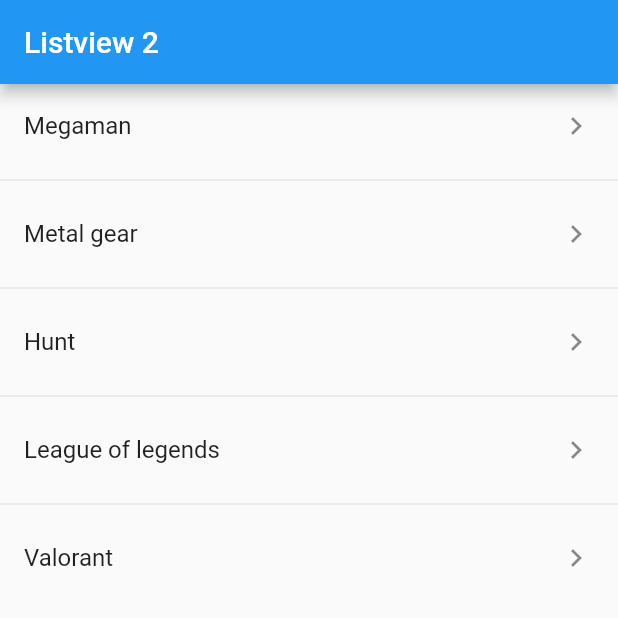
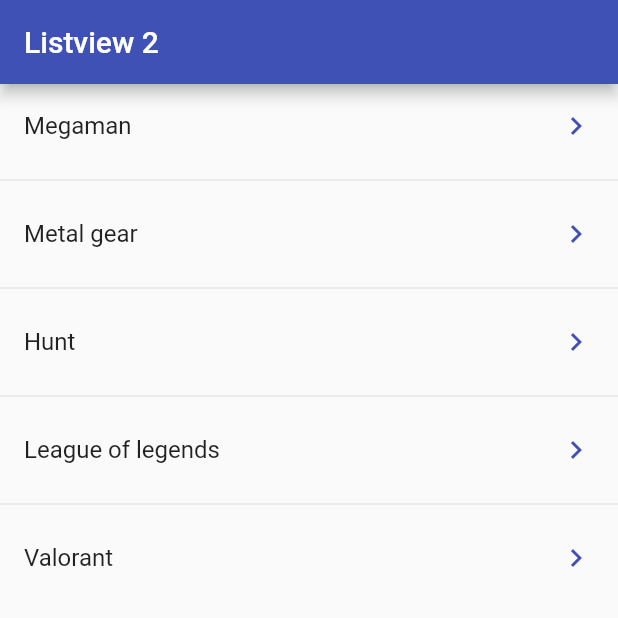
Before and after one commit to cobasesp/flutter-components, a Flutter app: the screen it shows after launch, on a phone screen of 412 x 824 dp, the top half of it. Run offline on Flutter 3.47's test engine with Material 2 defaults, Android fonts, the phone set to English and light mode, and no system bars.

Commit message:
onTap y colores

```diff
--- a/lib/screen/listview2_screen.dart
+++ b/lib/screen/listview2_screen.dart
@@ -14,10 +14,20 @@ class Listview2Screen extends StatelessWidget {
   @override
   Widget build(BuildContext context) {
     return Scaffold(
-        appBar: AppBar(title: const Text("Listview 2")),
+        appBar: AppBar(
+          title: const Text("Listview 2"),
+          backgroundColor: Colors.indigo,
+        ),
         // Se usa el separator para poner un divider ye lbuilder es igual pero sin separador
         body: ListView.separated(
-          itemBuilder: ((context, i) => ListTile(title: Text(games[i]), trailing: const Icon(Icons.keyboard_arrow_right),)),
+          itemBuilder: ((context, i) => ListTile(
+            title: Text(games[i]),
+            trailing: const Icon(Icons.keyboard_arrow_right, color: Colors.indigo),
+            onTap: () {
+              final game = games[i];
+              print(game);
+            }
+          )),
           separatorBuilder: ((context, index) => const Divider()),
           itemCount: games.length,
         )
```
